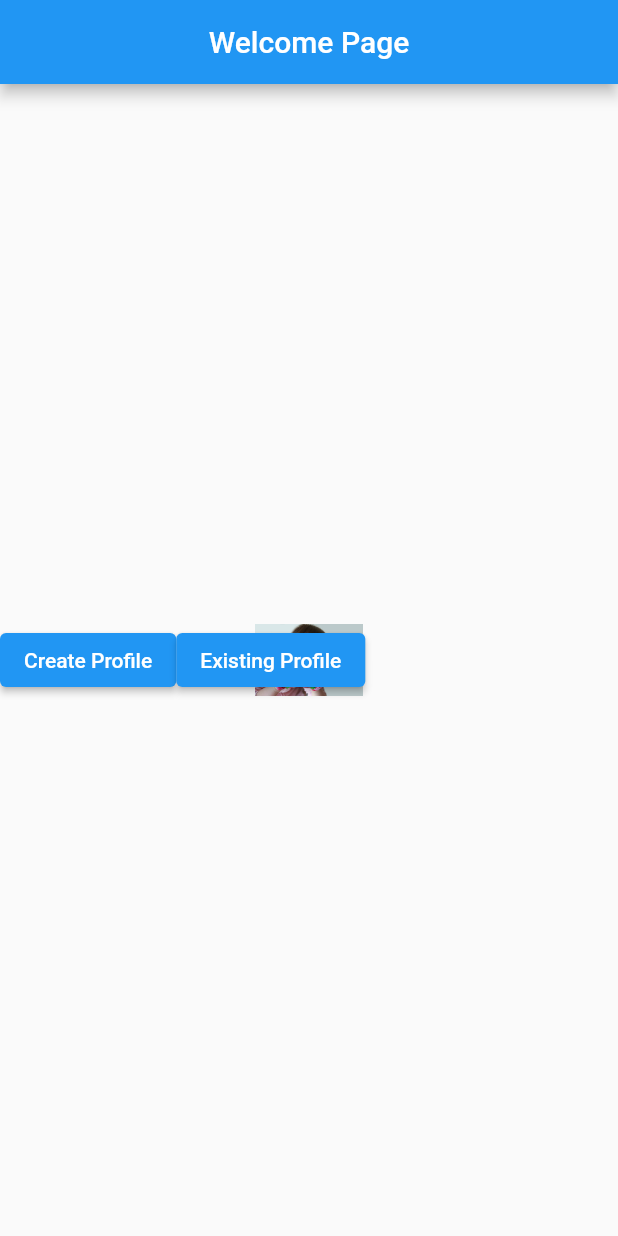
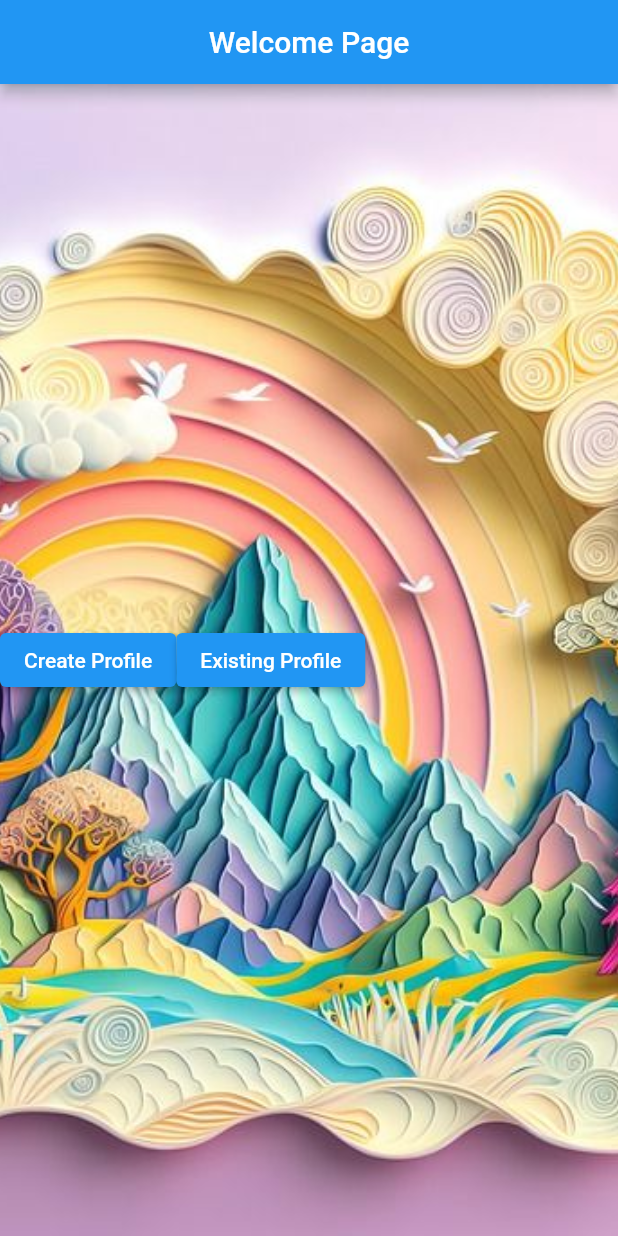
Before and after one commit to RFRanasinghe/desktopCatchMeHigherApplication, a Flutter app: the screen it shows after launch, on a phone screen of 412 x 824 dp. Run offline on Flutter 3.47's test engine with Material 2 defaults, Android fonts, the phone set to English and light mode, and no system bars; missing offline and left inert: dart:js.

Commit message:
added background image and two buttons on welcome page

```diff
--- a/lib/welcomepage.dart
+++ b/lib/welcomepage.dart
@@ -19,9 +19,11 @@ class _WelcomePageState extends State<WelcomePage> {
       ),
       body: Center(
         child: Container(
+          alignment: Alignment.center,
           decoration: BoxDecoration(
             image: DecorationImage(
-              image:AssetImage('images/welcomeImg.jpg'),
+              image: AssetImage('images/papertool.jpg'),
+              fit: BoxFit.cover,
             ),
           ),
           child: Row(
--- a/pubspec.yaml
+++ b/pubspec.yaml
@@ -62,8 +62,8 @@ flutter:
 
   # To add assets to your application, add an assets section, like this:
   assets:
-     - images/welcomeImg.jpg
-  #   - images/a_dot_ham.jpeg
+     - images/papertool.jpg
+     - images/bLScreen.jpg
 
   # An image asset can refer to one or more resolution-specific "variants", see
   # https://flutter.dev/assets-and-images/#resolution-aware
```
Also changed, not shown: lib/countingNum.dart (+10 -0 lines), images/bLScreen.jpg (added), images/bScreen.jpg (added), images/background.jpg (added), images/papertool.jpg (added), images/welcomeScr.png (added).
